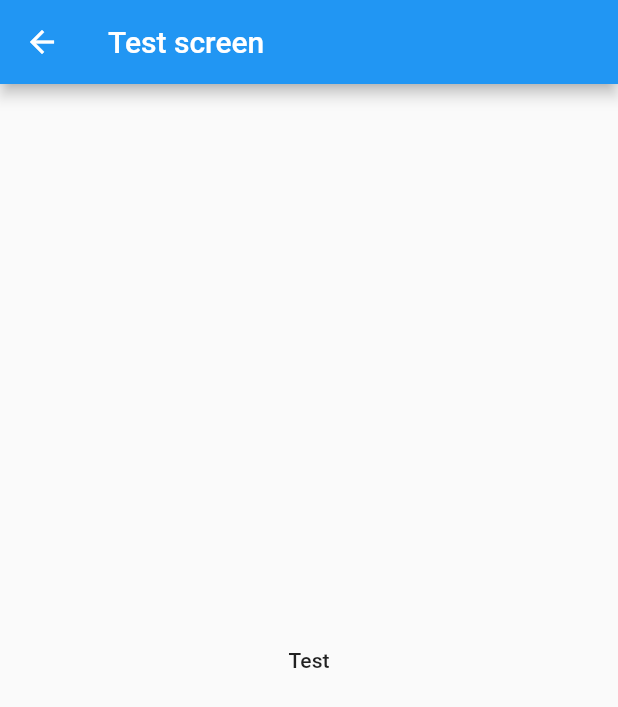
After one commit to Bechet/peggy_pendu, a Flutter app: the Test screen opened by its route, after a tap on "Test", on a phone screen of 412 x 824 dp. The commit adds this screen. Shown: the top 707 px of the screen. Run offline on Flutter 3.47's test engine with Material 2 defaults, Android fonts, the phone set to English and light mode, and no system bars; our stand-ins replace csv, diacritic.

Commit message:
Adding csv loader, just for test. Loadscreen TODO.

```diff
--- a/lib/beans/penduBean.dart
+++ b/lib/beans/penduBean.dart
@@ -1,10 +1,16 @@
 class PenduBean {
+  String article;
   String frenchWord;
+  String level;
+  String category1;
+  String category2;
   String frenchDefinition;
   String japaneseWord;
-  String hint1;
-  String hint2;
 
-  PenduBean({this.frenchWord, this.japaneseWord, this.frenchDefinition, this.hint1, this.hint2});
+  PenduBean({this.article, this.frenchWord, this.level, this.category1, this.category2, this.frenchDefinition, this.japaneseWord});
 
+  @override
+  String toString() {
+    return 'PenduBean{article: $article, frenchWord: $frenchWord, level: $level, category1: $category1, category2: $category2, frenchDefinition: $frenchDefinition, japaneseWord: $japaneseWord}';
+  }
 }
--- a/lib/main.dart
+++ b/lib/main.dart
@@ -5,6 +5,7 @@ import 'package:peggy_pendu/screens/home.dart';
 import 'package:peggy_pendu/screens/listlevel.dart';
 import 'package:peggy_pendu/screens/listword.dart';
 import 'package:peggy_pendu/screens/option.dart';
+import 'package:peggy_pendu/screens/test.dart';
 import 'package:peggy_pendu/utils/Constant.dart';
 
 void main() {
@@ -28,6 +29,7 @@ class _MainWidgetState extends State<MainWidget> {
         Constant.pathCreditScreen: (context) => Credit(),
         Constant.pathListWordScreen: (context) => ListWord(),
         Constant.pathGameScreen: (context) => Game(),
+        Constant.pathTestScreen: (context) => Test(),
       },
     );
   }
--- a/lib/screens/game.dart
+++ b/lib/screens/game.dart
@@ -68,7 +68,7 @@ class _GameState extends State<Game> {
           children: <Widget>[
             // Hint
             Container(
-              child: Text("Hint: " +penduBean.hint1),
+              child: Text("Hint: " +penduBean.category1),
             ),
             // Image & Letters
             Container(
--- /dev/null
+++ b/lib/screens/test.dart
@@ -0,0 +1,33 @@
+import 'package:flutter/material.dart';
+import 'file:///C:/Users/Leo/AndroidStudioProjects/peggy_pendu/lib/utils/managers/csvManager.dart';
+
+class Test extends StatefulWidget {
+  @override
+  _TestState createState() => _TestState();
+}
+
+class _TestState extends State<Test> {
+  @override
+  Widget build(BuildContext context) {
+    return Scaffold(
+      appBar: AppBar(
+        title: Text("Test screen"),
+      ),
+      body: Center(
+        child: Container(
+          child: MaterialButton(
+            onPressed: _onButtonPressed,
+            child: Text("Test"),
+          ),
+        ),
+      ),
+    );
+  }
+
+  Future<void> _onButtonPressed() async {
+    print("Test");
+    CsvManager csvManager = CsvManager();
+    await csvManager.convertWordCsvFileAsListPenduBean();
+    print("Test");
+  }
+}
--- a/lib/utils/Constant.dart
+++ b/lib/utils/Constant.dart
@@ -7,6 +7,7 @@ class Constant {
   static const pathCreditScreen='/credit';
   static const pathListWordScreen='/listWord';
   static const pathGameScreen='/game';
+  static const pathTestScreen='/test';
 
   static const comingSoon="Coming Soon :)";
 
@@ -22,9 +23,8 @@ class Constant {
   static const List<String> LIST_DEFAULT_CHARACTER_EXCEPTION = [Constant.APOSTROPHE, Constant.SPACE];
   static const List<String> LIST_DEFAULT_WORD_EXCEPTION = [Constant.RANDOM];
 
-
   static const PARAM_KEY_PENDU_BEAN = 'penduBean';
   static const int MAX_CHANCE = 6;
 
-
+  static const PATH_WORDS_CSV_FILE = 'assets/words.csv';
 }
--- /dev/null
+++ b/lib/utils/managers/csvManager.dart
@@ -0,0 +1,17 @@
+import 'package:csv/csv.dart';
+import 'package:peggy_pendu/beans/penduBean.dart';
+
+import 'package:flutter/services.dart' show rootBundle;
+import 'package:peggy_pendu/utils/Constant.dart';
+import 'package:peggy_pendu/utils/mappers/penduBeanMapper.dart';
+
+class CsvManager {
+  /// Reads pendu words csv file and converts into List of PenduBean
+  Future<List<PenduBean>> convertWordCsvFileAsListPenduBean() async {
+    final rootBundleLoadString = await rootBundle.loadString(Constant.PATH_WORDS_CSV_FILE);
+    List<List<dynamic>> rowsAsListOfValues = const CsvToListConverter(eol: '\n', fieldDelimiter: ";").convert(rootBundleLoadString);
+    List<PenduBean> listPenduBeans = PenduBeanMapper.convertListListDynamicIntoListBeans(rowsAsListOfValues);
+    print(listPenduBeans);
+    return listPenduBeans;
+  }
+}
--- /dev/null
+++ b/lib/utils/mappers/penduBeanMapper.dart
@@ -0,0 +1,25 @@
+import 'package:peggy_pendu/beans/penduBean.dart';
+
+class PenduBeanMapper {
+  static List<PenduBean> convertListListDynamicIntoListBeans(
+      List<List<dynamic>> listListDynamic) {
+    List<PenduBean> listPenduBeans = [];
+    listPenduBeans.addAll(listListDynamic
+        .map((listDynamic) => convertListDynamicIntoBean(listDynamic))
+        .toList());
+    return listPenduBeans;
+  }
+
+  static PenduBean convertListDynamicIntoBean(List<dynamic> listDynamic) {
+    PenduBean penduBean = PenduBean();
+    int index = 0;
+    penduBean.article = listDynamic[index++];
+    penduBean.frenchWord = listDynamic[index++];
+    penduBean.level = listDynamic[index++];
+    penduBean.category1 = listDynamic[index++];
+    penduBean.category2 = listDynamic[index++];
+    penduBean.japaneseWord = listDynamic[index++];
+    print(penduBean);
+    return penduBean;
+  }
+}
--- a/pubspec.yaml
+++ b/pubspec.yaml
@@ -29,6 +29,8 @@ dependencies:
   # Use with the CupertinoIcons class for iOS style icons.
   cupertino_icons: ^0.1.3
   diacritic: ^0.1.0
+  csv_reader: ^1.0.2
+  csv: ^4.0.0
 
 dev_dependencies:
   flutter_test:
@@ -46,8 +48,8 @@ flutter:
   uses-material-design: true
 
   # To add assets to your application, add an assets section, like this:
-  # assets:
-  #   - images/a_dot_burr.jpeg
+  assets:
+    - assets/
   #   - images/a_dot_ham.jpeg
 
   # An image asset can refer to one or more resolution-specific "variants", see
```
Also changed, not shown: assets/words.csv (added, +15 -0 lines), lib/screens/home.dart (+8 -0 lines), lib/screens/listword.dart (+7 -7 lines), lib/screens/loading.dart (added, +10 -0 lines), pubspec.lock.
